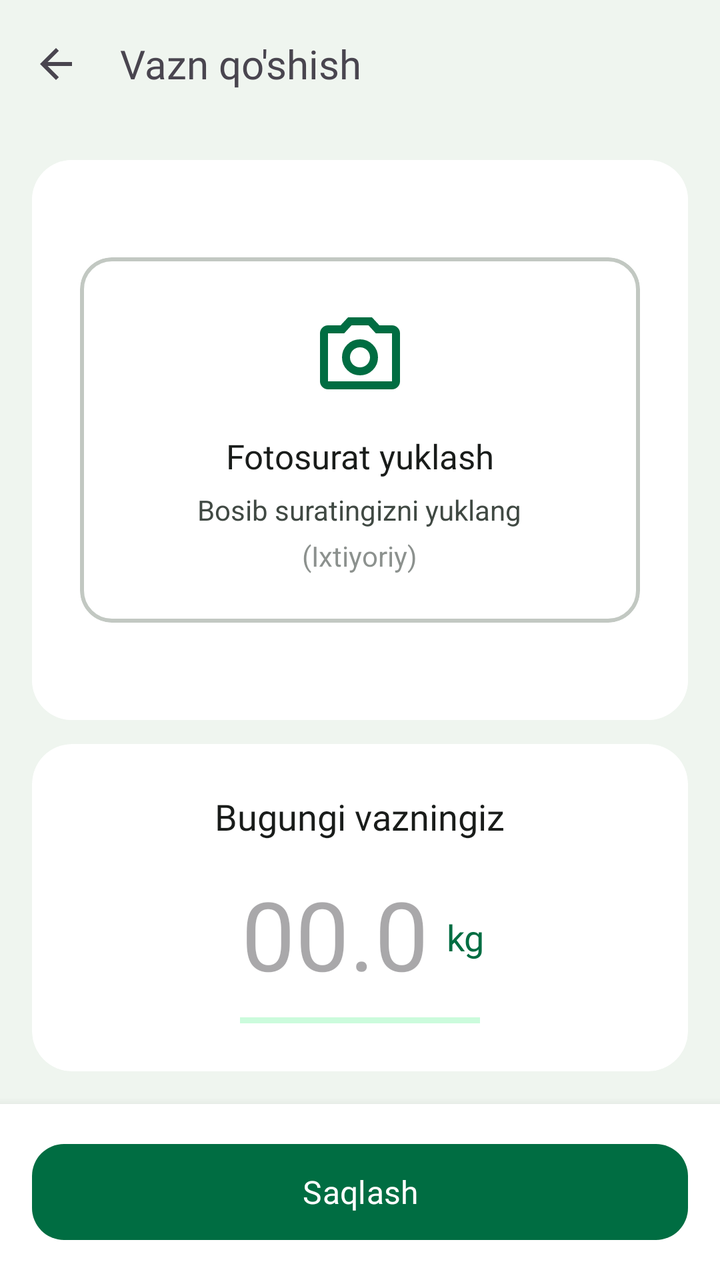
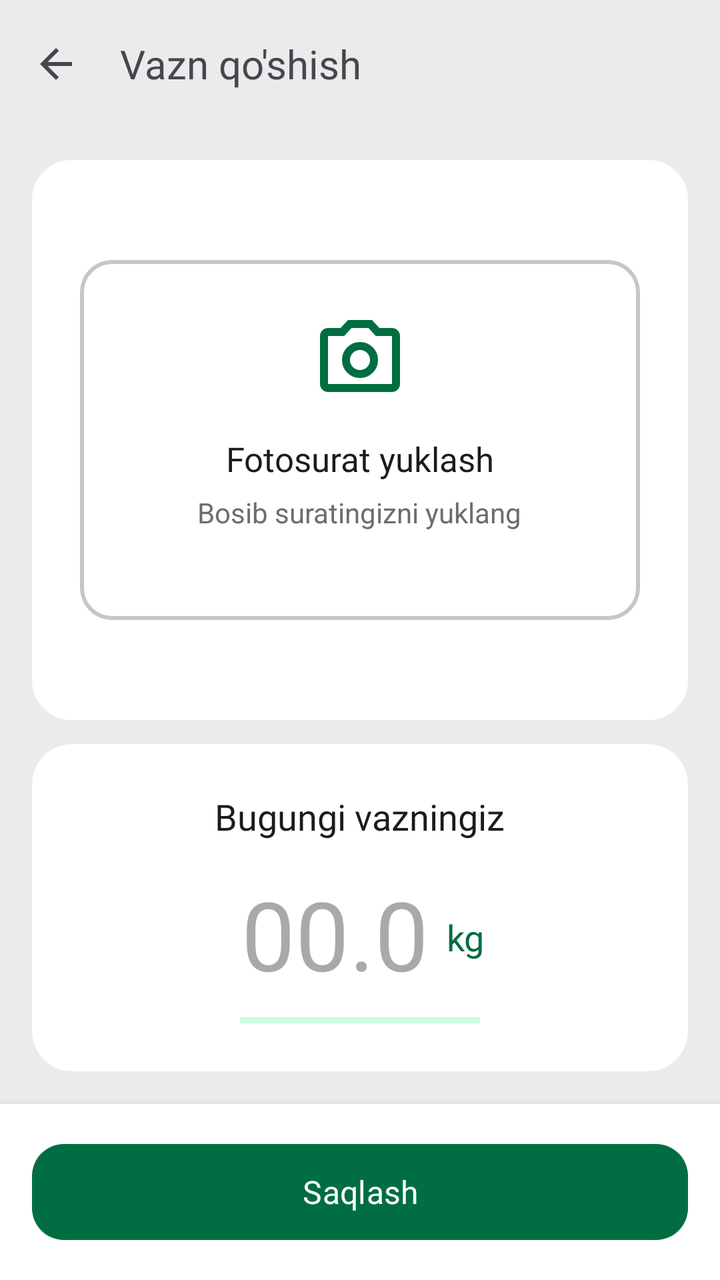

Screens rendered from an Android XML layout before and after an edit, with the pre-edit source and the edit as a unified diff.
<!-- AndroidManifest.xml: application theme Theme.Ozamiz -->
<!-- res/layout/fragment_add_weight_photo.xml -->
<?xml version="1.0" encoding="utf-8"?>
<androidx.constraintlayout.widget.ConstraintLayout xmlns:android="http://schemas.android.com/apk/res/android"
    xmlns:app="http://schemas.android.com/apk/res-auto"
    xmlns:tools="http://schemas.android.com/tools"
    android:layout_width="match_parent"
    android:layout_height="match_parent"
    android:background="?colorSurfaceContainer"
    android:animateLayoutChanges="true">

    <com.google.android.material.appbar.MaterialToolbar
        android:id="@+id/toolbar_add_weight_photo"
        android:layout_width="match_parent"
        android:layout_height="?attr/actionBarSize"
        android:background="?colorSurfaceContainer"
        app:layout_constraintTop_toTopOf="parent"
        app:navigationIcon="@drawable/arrow_back"
        app:title="Vazn qo'shish"
        app:titleTextAppearance="@style/Title2_20" />

    <androidx.core.widget.NestedScrollView
        android:layout_width="match_parent"
        android:layout_height="0dp"
        android:clipToPadding="false"
        android:fillViewport="true"
        android:paddingBottom="100dp"
        app:layout_constraintBottom_toBottomOf="parent"
        app:layout_constraintTop_toBottomOf="@id/toolbar_add_weight_photo">

        <LinearLayout
            android:layout_width="match_parent"
            android:layout_height="wrap_content"
            android:orientation="vertical"
            android:paddingHorizontal="16dp"
            android:paddingTop="16dp">

            
            <com.google.android.material.card.MaterialCardView
                android:id="@+id/card_image_picker_weight_log"
                android:layout_width="match_parent"
                android:layout_height="280dp"
                android:layout_marginBottom="12dp"
                app:cardCornerRadius="20dp"
                app:cardElevation="0dp"
                app:strokeWidth="0dp"
                android:backgroundTint="?attr/colorSurfaceContainerLowest">

                <FrameLayout
                    android:id="@+id/layout_add_image_placeholder"
                    android:layout_width="match_parent"
                    android:layout_height="match_parent"
                    android:background="?attr/colorSurfaceContainerLowest">

                    <LinearLayout
                        android:layout_width="match_parent"
                        android:layout_height="wrap_content"
                        android:layout_gravity="center"
                        android:gravity="center"
                        android:orientation="vertical"
                        android:padding="24dp">

                        <com.google.android.material.card.MaterialCardView
                            android:layout_width="match_parent"
                            android:layout_height="wrap_content"
                            android:minHeight="180dp"
                            app:cardCornerRadius="16dp"
                            app:cardElevation="0dp"
                            app:strokeColor="?attr/colorOutlineVariant"
                            app:strokeWidth="2dp"
                            app:cardBackgroundColor="?attr/colorSurfaceContainerLowest">

                            <LinearLayout
                                android:layout_width="match_parent"
                                android:layout_height="match_parent"
                                android:gravity="center"
                                android:orientation="vertical"
                                android:padding="24dp">

                                <ImageView
                                    android:layout_width="48dp"
                                    android:layout_height="48dp"
                                    android:src="@drawable/camera_ic"
                                    app:tint="?attr/colorPrimary" />

                                <TextView
                                    android:layout_width="wrap_content"
                                    android:layout_height="wrap_content"
                                    android:layout_marginTop="16dp"
                                    android:text="Fotosurat yuklash"
                                    android:textColor="?attr/colorOnSurface"
                                    android:fontFamily="@font/roboto_bold"
                                    android:textSize="17sp" />

                                <TextView
                                    android:layout_width="wrap_content"
                                    android:layout_height="wrap_content"
                                    android:layout_marginTop="6dp"
                                    android:text="Bosib suratingizni yuklang"
                                    android:textColor="?attr/colorOnSurfaceVariant"
                                    android:textSize="14sp" />

                                <TextView
                                    android:layout_width="wrap_content"
                                    android:layout_height="wrap_content"
                                    android:layout_marginTop="4dp"
                                    android:text="(Ixtiyoriy)"
                                    android:textColor="?attr/colorOnSurfaceVariant"
                                    android:textSize="14sp"
                                    android:alpha="0.6" />

                            </LinearLayout>
                        </com.google.android.material.card.MaterialCardView>

                    </LinearLayout>
                </FrameLayout>

                <ImageView
                    android:id="@+id/imageView_picked"
                    android:layout_width="match_parent"
                    android:layout_height="match_parent"
                    android:scaleType="centerCrop"
                    android:visibility="gone" />

                <com.google.android.material.button.MaterialButton
                    android:id="@+id/button_remove_image"
                    style="@style/Widget.Material3.Button.IconButton.Filled"
                    android:layout_width="wrap_content"
                    android:layout_height="wrap_content"
                    android:layout_gravity="top|end"
                    android:layout_margin="12dp"
                    android:visibility="gone"
                    app:icon="@drawable/close_ic"
                    app:iconTint="@color/white" />

            </com.google.android.material.card.MaterialCardView>

            
            <com.google.android.material.card.MaterialCardView
                android:layout_width="match_parent"
                android:layout_height="wrap_content"
                app:cardCornerRadius="20dp"
                app:cardElevation="0dp"
                app:strokeWidth="0dp"
                android:backgroundTint="?attr/colorSurfaceContainerLowest">

                <LinearLayout
                    android:layout_width="match_parent"
                    android:layout_height="wrap_content"
                    android:orientation="vertical"
                    android:gravity="center_horizontal"
                    android:padding="24dp">

                    <TextView
                        android:layout_width="wrap_content"
                        android:layout_height="wrap_content"
                        android:text="Bugungi vazningiz"
                        android:textColor="?colorOnSurface"
                        android:fontFamily="@font/roboto_bold"
                        android:textSize="18sp" />

                    
                    <LinearLayout
                        android:layout_width="wrap_content"
                        android:layout_height="wrap_content"
                        android:layout_marginTop="16dp"
                        android:gravity="bottom"
                        android:orientation="horizontal">

                        <com.google.android.material.textfield.TextInputEditText
                            android:id="@+id/editText_weight"
                            android:layout_width="wrap_content"
                            android:layout_height="wrap_content"
                            android:background="@null"
                            android:gravity="center"
                            android:hint="00.0"
                            android:inputType="numberDecimal"
                            android:maxLength="5"
                            android:minWidth="100dp"
                            android:padding="0dp"
                            android:textColor="?attr/colorPrimary"
                            android:fontFamily="@font/roboto_medium"
                            android:textSize="48sp" />

                        <TextView
                            android:layout_width="wrap_content"
                            android:layout_height="wrap_content"
                            android:layout_marginBottom="10dp"
                            android:layout_marginStart="6dp"
                            android:text="kg"
                            android:textColor="?attr/colorPrimary"
                            android:fontFamily="@font/roboto_bold"
                            android:textSize="18sp" />
                    </LinearLayout>

                    <View
                        android:layout_width="120dp"
                        android:layout_height="3dp"
                        android:layout_marginTop="8dp"
                        android:background="?attr/colorPrimaryContainer"
                        android:alpha="0.5" />

                </LinearLayout>
            </com.google.android.material.card.MaterialCardView>

        </LinearLayout>
    </androidx.core.widget.NestedScrollView>

    
    <com.google.android.material.card.MaterialCardView
        android:id="@+id/save_button_container"
        android:layout_width="match_parent"
        android:layout_height="wrap_content"
        app:cardCornerRadius="0dp"
        app:cardElevation="8dp"
        android:backgroundTint="?colorSurfaceContainerLowest"
        app:layout_constraintBottom_toBottomOf="parent"
        app:strokeWidth="0dp">

        <FrameLayout
            android:layout_width="match_parent"
            android:layout_height="wrap_content"
            android:paddingHorizontal="16dp"
            android:paddingVertical="16dp">

            <com.google.android.material.button.MaterialButton
                android:id="@+id/button_save_weight_photo"
                style="@style/Widget.Material3.Button"
                android:layout_width="match_parent"
                android:layout_height="56dp"
                android:text="Saqlash"
                android:textSize="16sp"
                android:fontFamily="@font/roboto_bold"
                app:cornerRadius="16dp" />

            <ProgressBar
                android:id="@+id/progressBar_save_weight_photo"
                style="?android:attr/progressBarStyle"
                android:layout_width="32dp"
                android:layout_height="32dp"
                android:layout_gravity="center"
                android:visibility="gone" />
        </FrameLayout>

    </com.google.android.material.card.MaterialCardView>

</androidx.constraintlayout.widget.ConstraintLayout>
<!-- resources referenced by this layout -->
<resources>
  <color name="white">#FFFFFFFF</color>
  <style name="Base.Ozamiz" parent="Theme.Material3.Light.NoActionBar">
          
          <item name="backgroundColor">@color/md_theme_light_surfaceContainer</item>
          <item name="android:windowBackground">@color/md_theme_light_surfaceContainer</item>
          <item name="android:statusBarColor">@color/md_theme_light_surfaceContainer</item>
          <item name="android:windowLightStatusBar">true</item>
  
          
          <item name="colorPrimary">@color/md_theme_light_primary</item>
          <item name="colorOnPrimary">@color/md_theme_light_onPrimary</item>
          <item name="colorPrimaryContainer">@color/md_theme_light_primaryContainer</item>
          <item name="colorOnPrimaryContainer">@color/md_theme_light_onPrimaryContainer</item>
  
          
          <item name="colorSecondary">@color/md_theme_light_secondary</item>
          <item name="colorOnSecondary">@color/md_theme_light_onSecondary</item>
          <item name="colorSecondaryContainer">@color/md_theme_light_secondaryContainer</item>
          <item name="colorOnSecondaryContainer">@color/md_theme_light_onSecondaryContainer</item>
  
          
          <item name="colorTertiary">@color/md_theme_light_tertiary</item>
          <item name="colorOnTertiary">@color/md_theme_light_onTertiary</item>
          <item name="colorTertiaryContainer">@color/md_theme_light_tertiaryContainer</item>
          <item name="colorOnTertiaryContainer">@color/md_theme_light_onTertiaryContainer</item>
  
          
          <item name="colorError">@color/md_theme_light_error</item>
          <item name="colorOnError">@color/md_theme_light_onError</item>
          <item name="colorErrorContainer">@color/md_theme_light_errorContainer</item>
          <item name="colorOnErrorContainer">@color/md_theme_light_onErrorContainer</item>
  
          
          <item name="colorSurface">@color/md_theme_light_surface</item>
          <item name="colorOnSurface">@color/md_theme_light_onSurface</item>
          <item name="colorSurfaceVariant">@color/md_theme_light_surfaceVariant</item>
          <item name="colorOnSurfaceVariant">@color/md_theme_light_onSurfaceVariant</item>
          <item name="colorOutline">@color/md_theme_light_outline</item>
          <item name="colorOutlineVariant">#C2C8C2</item>
  
          
          <item name="colorSurfaceContainerLowest">@color/md_theme_light_surfaceContainerLowest</item>
          <item name="colorSurfaceContainerLow">@color/md_theme_light_surfaceContainerLow</item>
          <item name="colorSurfaceContainer">@color/md_theme_light_surfaceContainer</item>
          <item name="colorSurfaceContainerHigh">@color/md_theme_light_surfaceContainerHigh</item>
          <item name="colorSurfaceContainerHighest">@color/md_theme_light_surfaceContainerHighest</item>
  
          
          <item name="colorSurfaceInverse">#2E312F</item>
          <item name="colorOnSurfaceInverse">#F0F5F1</item>
  
          
          <item name="contentScrim">#000000</item>
          <item name="android:shadowColor">#006D42</item>
  
          
          <item name="customGreen">#006D42</item>
          <item name="customYellow">#FFB116</item>
      </style>
  <color name="md_theme_light_surfaceContainer">#EFF5EF</color>
  <color name="md_theme_light_primary">#006D42</color>
  <color name="md_theme_light_onPrimary">#FFFFFF</color>
  <color name="md_theme_light_secondary">#4F6353</color>
  <color name="md_theme_light_tertiary">#3A646F</color>
  <color name="md_theme_light_error">#BA1A1A</color>
  <color name="md_theme_light_onError">#FFFFFF</color>
  <color name="md_theme_light_surface">#FBFDF9</color>
  <color name="md_theme_light_onSurface">#191C1A</color>
  <color name="md_theme_light_onSurfaceVariant">#404943</color>
  <color name="md_theme_light_outline">#707973</color>
  <color name="md_theme_light_surfaceContainerLow">#F5FBF5</color>
  <color name="md_theme_light_surfaceContainerHigh">#E9EFE9</color>
  <color name="md_theme_light_surfaceContainerHighest">#E3E9E3</color>
  <!-- unchanged entries left out for length: 17 -->
</resources>

<!-- the commit's change to res/layout/fragment_add_weight_photo.xml (unified diff, before → after) -->
@@ -97,15 +97,6 @@
                                     android:text="Bosib suratingizni yuklang"
                                     android:textColor="?attr/colorOnSurfaceVariant"
                                     android:textSize="14sp" />
-
-                                <TextView
-                                    android:layout_width="wrap_content"
-                                    android:layout_height="wrap_content"
-                                    android:layout_marginTop="4dp"
-                                    android:text="(Ixtiyoriy)"
-                                    android:textColor="?attr/colorOnSurfaceVariant"
-                                    android:textSize="14sp"
-                                    android:alpha="0.6" />
 
                             </LinearLayout>
                         </com.google.android.material.card.MaterialCardView>
<!-- resource entries referenced after the edit -->
@@ -32,11 +32,10 @@
           <item name="colorErrorContainer">@color/md_theme_light_errorContainer</item>
           <item name="colorOnErrorContainer">@color/md_theme_light_onErrorContainer</item>
   
-          
           <item name="colorSurface">@color/md_theme_light_surface</item>
           <item name="colorOnSurface">@color/md_theme_light_onSurface</item>
           <item name="colorSurfaceVariant">@color/md_theme_light_surfaceVariant</item>
-          <item name="colorOnSurfaceVariant">@color/md_theme_light_onSurfaceVariant</item>
+          <item name="colorOnSurfaceVariant">#6D6D6D</item>
           <item name="colorOutline">@color/md_theme_light_outline</item>
           <item name="colorOutlineVariant">#C2C8C2</item>
   
@@ -59,7 +58,7 @@
           <item name="customGreen">#006D42</item>
           <item name="customYellow">#FFB116</item>
       </style>
-  <color name="md_theme_light_surfaceContainer">#EFF5EF</color>
+  <color name="md_theme_light_surfaceContainer">#EBEBEB</color>
   <color name="md_theme_light_primary">#006D42</color>
   <color name="md_theme_light_onPrimary">#FFFFFF</color>
   <color name="md_theme_light_secondary">#4F6353</color>
@@ -68,11 +67,10 @@
   <color name="md_theme_light_onError">#FFFFFF</color>
   <color name="md_theme_light_surface">#FBFDF9</color>
   <color name="md_theme_light_onSurface">#191C1A</color>
-  <color name="md_theme_light_onSurfaceVariant">#404943</color>
   <color name="md_theme_light_outline">#707973</color>
-  <color name="md_theme_light_surfaceContainerLow">#F5FBF5</color>
-  <color name="md_theme_light_surfaceContainerHigh">#E9EFE9</color>
-  <color name="md_theme_light_surfaceContainerHighest">#E3E9E3</color>
+  <color name="md_theme_light_surfaceContainerLow">#F8F8F8</color>
+  <color name="md_theme_light_surfaceContainerHigh">#F1F1F1</color>
+  <color name="md_theme_light_surfaceContainerHighest">#E6E6E6</color>
   <!-- unchanged entries left out for length: 17 -->
 </resources>
 
